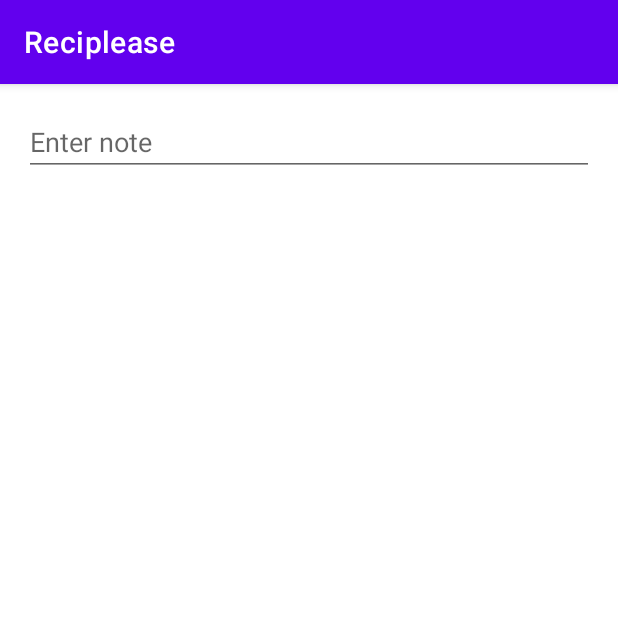
After one commit to Mangoshi/Reciplease, an Android app: the EditorFragment screen opened through its navigation route, on a phone screen of 412 x 824 dp, the top half of it. The commit adds this screen. Run offline under Robolectric (Android 15) with nearby library versions, the phone set to English and light mode, and no system bars.

Commit message:
Added a second fragment to edit notes

```diff
--- /dev/null
+++ b/app/src/main/java/com/example/reciplease_ca/EditorFragment.kt
@@ -0,0 +1,27 @@
+package com.example.reciplease_ca
+
+import androidx.lifecycle.ViewModelProvider
+import android.os.Bundle
+import androidx.fragment.app.Fragment
+import android.view.LayoutInflater
+import android.view.View
+import android.view.ViewGroup
+
+class EditorFragment : Fragment() {
+
+    private lateinit var viewModel: EditorViewModel
+
+    override fun onCreateView(
+        inflater: LayoutInflater, container: ViewGroup?,
+        savedInstanceState: Bundle?
+    ): View? {
+        return inflater.inflate(R.layout.editor_fragment, container, false)
+    }
+
+    override fun onActivityCreated(savedInstanceState: Bundle?) {
+        super.onActivityCreated(savedInstanceState)
+        viewModel = ViewModelProvider(this).get(EditorViewModel::class.java)
+
+    }
+
+}
--- /dev/null
+++ b/app/src/main/java/com/example/reciplease_ca/EditorViewModel.kt
@@ -0,0 +1,7 @@
+package com.example.reciplease_ca
+
+import androidx.lifecycle.ViewModel
+
+class EditorViewModel : ViewModel() {
+    // TODO: Implement the ViewModel
+}
--- /dev/null
+++ b/app/src/main/res/layout/editor_fragment.xml
@@ -0,0 +1,19 @@
+<?xml version="1.0" encoding="utf-8"?>
+<androidx.core.widget.NestedScrollView xmlns:android="http://schemas.android.com/apk/res/android"
+    xmlns:tools="http://schemas.android.com/tools"
+    android:layout_width="match_parent"
+    android:layout_height="match_parent"
+    tools:context=".EditorFragment">
+
+    <EditText
+        android:id="@+id/editor"
+        android:layout_width="match_parent"
+        android:layout_height="match_parent"
+        android:layout_margin="16dp"
+        android:hint="@string/enter_note"
+        android:inputType="textCapSentences|textMultiLine"
+        android:textAppearance="@style/TextAppearance.AppCompat.Medium"
+        tools:ignore="Autofill"
+        tools:text="Hello" />
+
+</androidx.core.widget.NestedScrollView>
--- a/app/src/main/res/navigation/nav_graph.xml
+++ b/app/src/main/res/navigation/nav_graph.xml
@@ -9,5 +9,14 @@
         android:id="@+id/mainFragment"
         android:name="com.example.reciplease_ca.MainFragment"
         android:label="main_fragment"
-        tools:layout="@layout/main_fragment" />
+        tools:layout="@layout/main_fragment">
+        <action
+            android:id="@+id/action_edit_note"
+            app:destination="@id/editorFragment" />
+    </fragment>
+    <fragment
+        android:id="@+id/editorFragment"
+        android:name="com.example.reciplease_ca.EditorFragment"
+        android:label="editor_fragment"
+        tools:layout="@layout/editor_fragment" />
 </navigation>
--- a/app/src/main/res/values/strings.xml
+++ b/app/src/main/res/values/strings.xml
@@ -1,3 +1,4 @@
 <resources>
     <string name="app_name">Reciplease</string>
+    <string name="enter_note">Enter note</string>
 </resources>
```
